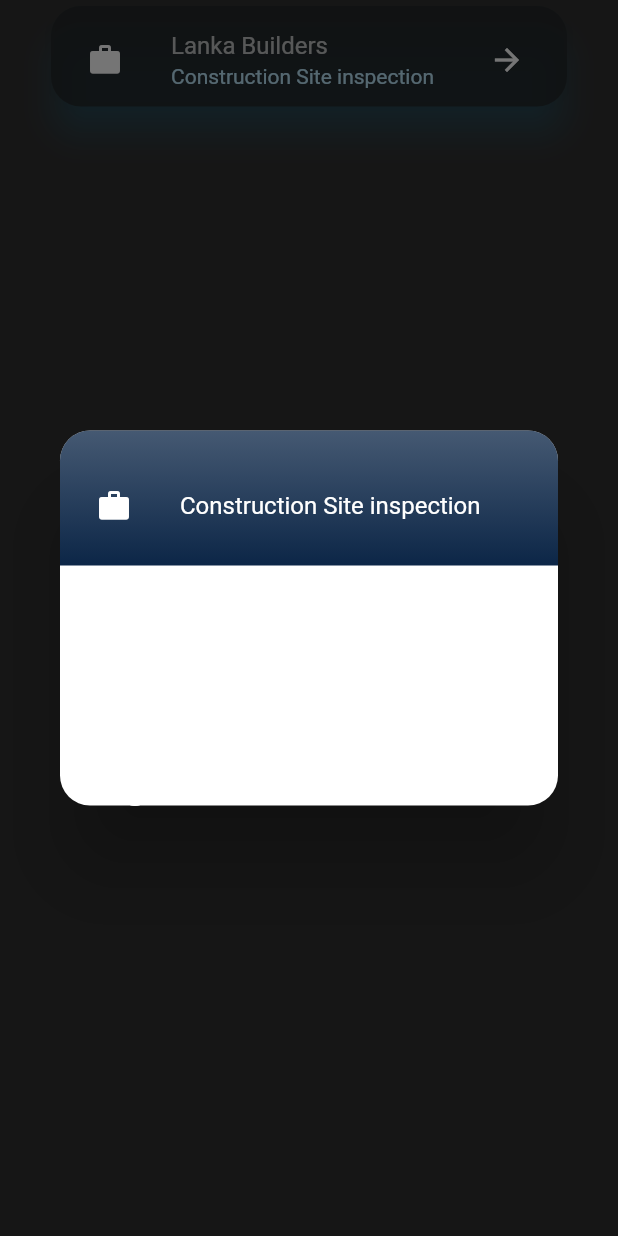
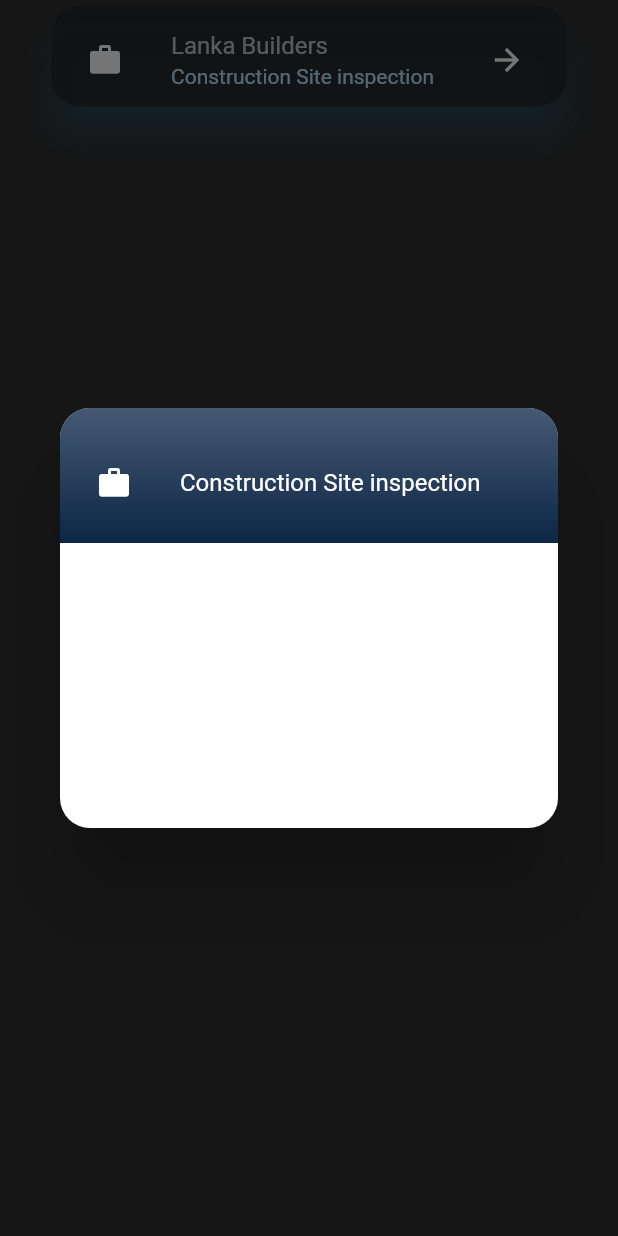
Before and after one commit to cepdnaclk/e19-co227-digital-reporting-of-technical-visits, a Flutter app: the BuildItem widget shown alone on an empty page, opened directly with empty values, after a tap on the "arrow forward" icon, on a phone screen of 412 x 824 dp. Run offline on Flutter 3.47's test engine with Material 2 defaults, Android fonts, the phone set to English and light mode, and no system bars; our stand-ins replace animate_do, device_preview, firebase_auth, firebase_core, form_field_validator, google_sign_in and 2 more; accounts and stored records are empty.

Commit message:
Update list_items.dart

```diff
--- a/mobile-app/visitlog/lib/Widgets/list_items.dart
+++ b/mobile-app/visitlog/lib/Widgets/list_items.dart
@@ -79,7 +79,7 @@ class BuildItem extends StatelessWidget {
               //   child: _TopPortion(topic: topic, subTopic: subTopic),
               // ),
               Container(
-                height: 250,
+                height: 280,
                 child: Column(
                   children: [
                     SizedBox(
```
